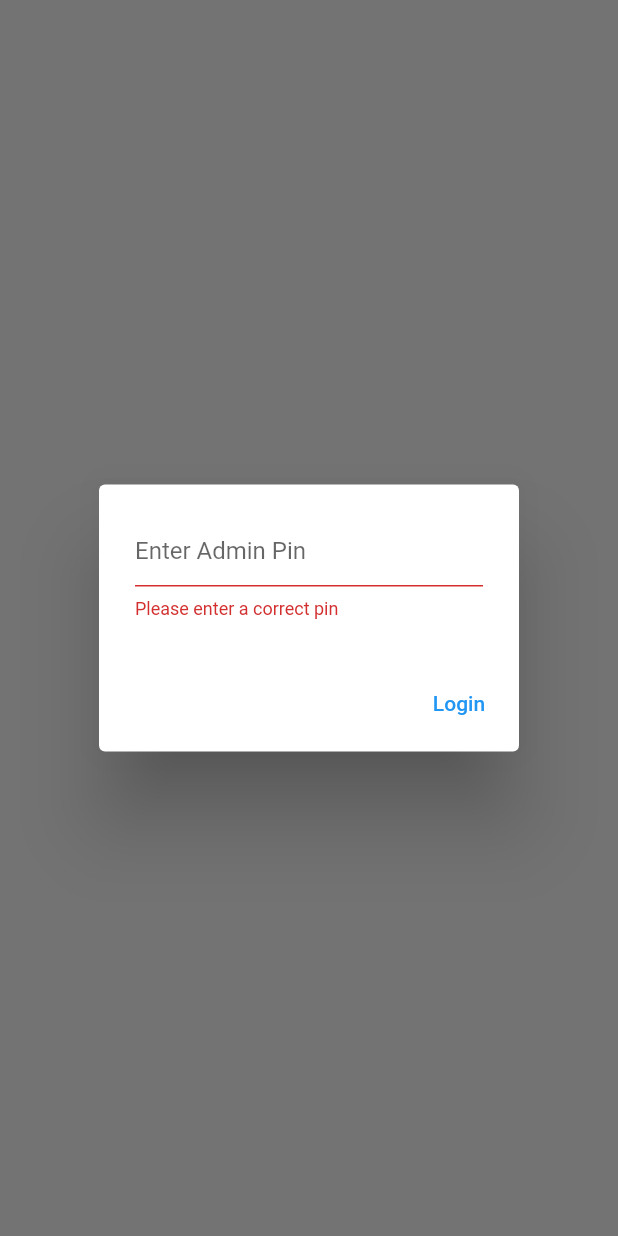
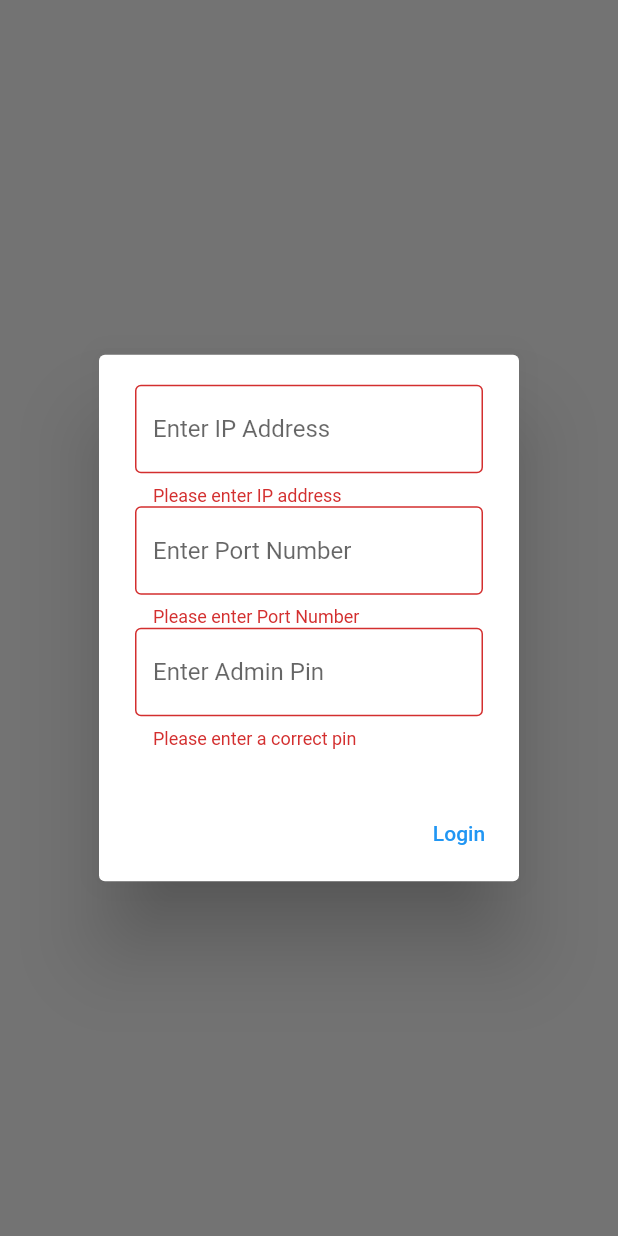
Before and after one commit to sluthang/mobile_app, a Flutter app: what showLoginDialog() shows on an empty page, opened directly, after a tap on "Login", on a phone screen of 412 x 824 dp. Run offline on Flutter 3.47's test engine with Material 2 defaults, Android fonts, the phone set to English and light mode, and no system bars.

Commit message:
Admin Page Updates

```diff
--- a/robot_worlds_app/robot_worlds_app/lib/pages/home.dart
+++ b/robot_worlds_app/robot_worlds_app/lib/pages/home.dart
@@ -13,6 +13,7 @@ class HomePage extends StatefulWidget {
 }
 
 class _HomePageState extends State<HomePage> {
+
   @override
   Widget build(BuildContext context) {
     return Scaffold(
@@ -25,6 +26,9 @@ class _HomePageState extends State<HomePage> {
 
 final GlobalKey<FormState> _formkeyPlayer = GlobalKey<FormState>();
 final GlobalKey<FormState> _formkey = GlobalKey<FormState>();
+RegExp ipExp = RegExp(r"^(\d|[1-9]\d|1\d\d|2([0-4]\d|5[0-5]))\.(\d|[1-9]\d|1\d\d|2([0-4]\d|5[0-5]))\.(\d|[1-9]\d|1\d\d|2([0-4]\d|5[0-5]))\.(\d|[1-9]\d|1\d\d|2([0-4]\d|5[0-5]))$", caseSensitive: false, multiLine: false);
+RegExp _portNumberRegex = RegExp("[0-9]+");
+RegExp _pinNumberRegex = RegExp("[0-9]+");
 
 Future<void> showLoginDialog(BuildContext context) async {
   return await showDialog(
@@ -33,34 +37,66 @@ Future<void> showLoginDialog(BuildContext context) async {
         final TextEditingController _textController = TextEditingController();
         return AlertDialog(
           content: Form(
-              key: _formkey,
+              autovalidateMode: AutovalidateMode.disabled, key: _formkey,
+              child: SingleChildScrollView(
                   child: Column(
                     mainAxisSize: MainAxisSize.min,
                     children: [
                       TextFormField(
+                        validator:(value){
+                          if(value!.isEmpty || !ipExp.hasMatch(value)){
+                            return "Please enter IP address";
+                          }
+                          return null;
+                        },
+                        decoration: const InputDecoration(
+                          hintText: 'Enter IP Address',
+                          border: OutlineInputBorder(),
+                        ),
+                      ),
+                      TextFormField(
+                        validator:(value){
+                          if(value!.isEmpty || !_portNumberRegex.hasMatch(value)){
+                            return "Please enter Port Number";
+                          }
+                          return null;
+                        },
+                        decoration: const InputDecoration(
+                          hintText: 'Enter Port Number',
+                          border: OutlineInputBorder(),
+                        ),
+                      ),
+                      TextFormField(
                         controller: _textController,
-                    validator: (value) {
-                      if (value == null || value.isEmpty) {
+                        validator: (value){
+                          if(value!.isEmpty || !_pinNumberRegex.hasMatch(value)){
                             return 'Please enter a correct pin';
                           }
                           return null;
                         },
-                    decoration:
-                        const InputDecoration(hintText: 'Enter Admin Pin'),
+                        decoration: const InputDecoration(
+                          hintText: 'Enter Admin Pin',
+                          border: OutlineInputBorder(),
+                        ),
+                      ),
+                    ],
                   )
-                ],
-              )),
-          actions: <Widget>[
+              ),
+              ),
+            actions:<Widget> [
               TextButton(
                 child: const Text('Login'),
-              onPressed: () {
-                if (_formkey.currentState!.validate()) {
-                  ScaffoldMessenger.of(context).showSnackBar(
-                    const SnackBar(content: Text('Processing Pin')),
+                onPressed: (){
+                  if(_formkey.currentState!.validate()){
+                    Navigator.push(
+                        context,
+                        MaterialPageRoute(builder: (ctx) =>
+                        const AdminScreen())
                     );
-                  Navigator.of(context).pop();
+                  }else{
+                    return;
                   }
-              },
+                }
               )
             ],
           );
@@ -85,10 +121,8 @@ Widget buttonLayout(BuildContext context) {
             "Admin",
             style: TextStyle(fontSize: 20.0, color: Colors.white),
           ),
-          onPressed: () async {
-            await showLoginDialog(context);
-            Navigator.push(context,
-                MaterialPageRoute(builder: (ctx) => const AdminScreen()));
+          onPressed: (){
+            showLoginDialog(context);
           },
         ),
       ],
```
Also changed, not shown: robot_worlds_app/robot_worlds_app/lib/pages/admin.dart (+6 -7 lines). Lines whose indentation alone changed are shown as unchanged.
